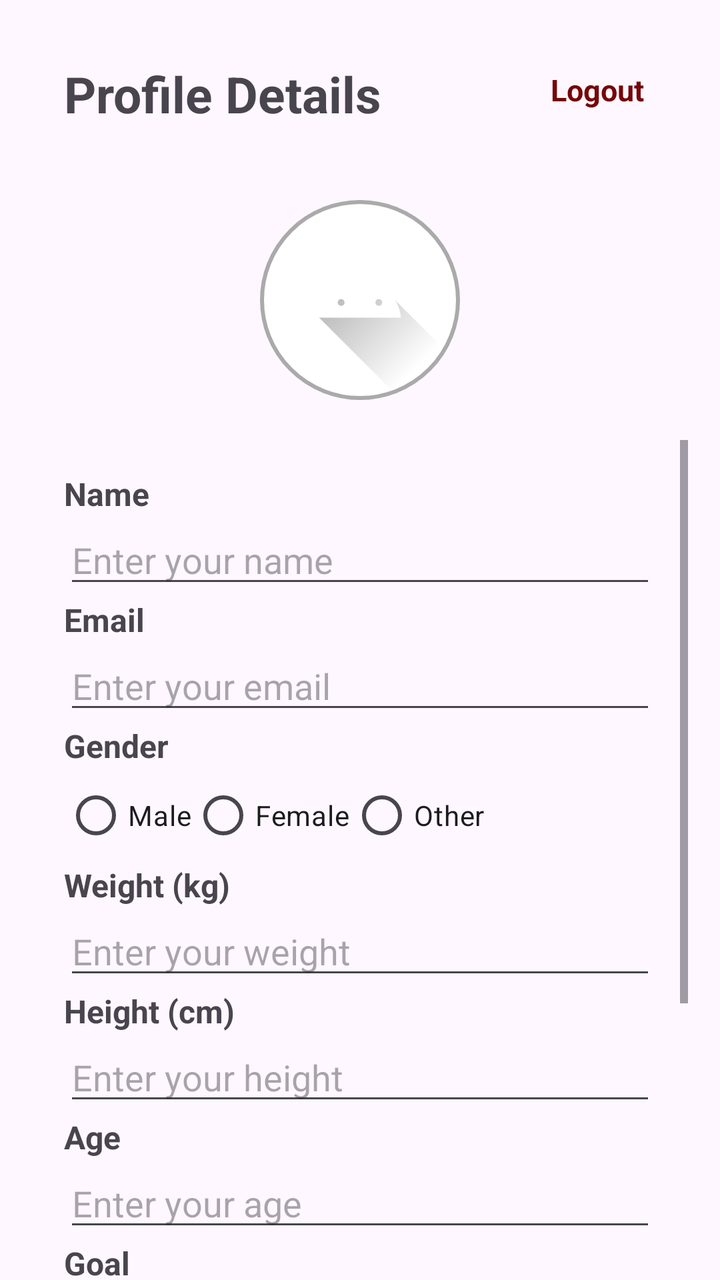
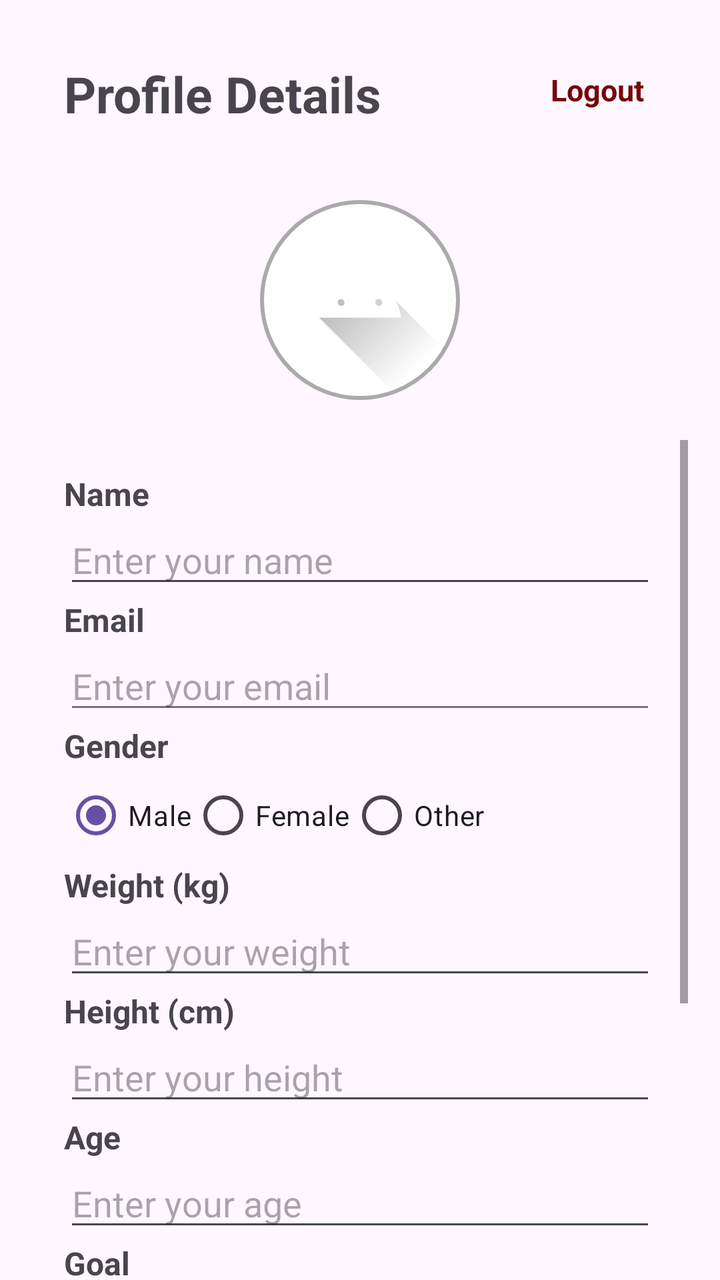

Before-and-after screenshots of an Android layout around one commit, followed by the original layout XML and the change that was made.
<!-- AndroidManifest.xml: application theme Theme.GoGym -->
<!-- res/layout/activity_basicinformation.xml -->
<?xml version="1.0" encoding="utf-8"?>
<androidx.constraintlayout.widget.ConstraintLayout xmlns:android="http://schemas.android.com/apk/res/android"
    android:layout_width="match_parent"
    android:layout_height="match_parent"
    xmlns:app="http://schemas.android.com/apk/res-auto">
    <RelativeLayout
        android:id="@+id/linerlay_top"
        android:layout_width="wrap_content"
        android:layout_height="30dp"
        app:layout_constraintTop_toTopOf="parent"
        app:layout_constraintStart_toStartOf="parent"
        android:layout_marginTop="30dp"
        android:layout_marginStart="32dp"
        >

    <TextView
        android:id="@+id/pdetail_tv"
        android:layout_width="wrap_content"
        android:layout_height="wrap_content"
        android:text="Profile Details"

        android:textSize="25sp"
        android:textStyle="bold"

        />
    <TextView
        android:id="@+id/logout_tv"
        android:layout_width="wrap_content"
        android:layout_height="wrap_content"
        android:text="Logout"
        android:layout_alignParentRight="true"
        android:textColor="#750606"
        android:layout_marginEnd="70dp"
        android:textSize="15sp"
        android:textStyle="bold"
android:layout_centerInParent="true"
        />
    </RelativeLayout>
    <ImageView
        android:id="@+id/imgProfile"
        android:layout_width="100dp"
        android:layout_height="100dp"
        android:scaleType="centerCrop"
        android:src="@drawable/ic_launcher_foreground"
        android:background="@drawable/circle_shape"
        app:layout_constraintTop_toBottomOf="@+id/linerlay_top"

app:layout_constraintStart_toStartOf="parent"
        app:layout_constraintEnd_toEndOf="parent"
        android:layout_marginTop="40dp"
        android:padding="2dp" />

    <ScrollView
    android:layout_width="0dp"
    android:layout_height="0dp"
    android:layout_marginHorizontal="16dp"
        app:layout_constraintBottom_toBottomOf="parent"
        app:layout_constraintLeft_toLeftOf="parent"
        app:layout_constraintRight_toRightOf="parent"
    app:layout_constraintTop_toBottomOf="@+id/imgProfile"
    android:layout_marginTop="20dp"

        >

    <LinearLayout
        android:layout_width="match_parent"
        android:layout_height="wrap_content"
        android:orientation="vertical"
        android:padding="16dp"
       >

        
        <TextView
            android:layout_width="wrap_content"
            android:layout_height="wrap_content"
            android:text="Name"
            android:textSize="16sp"
            android:textStyle="bold" />

        <EditText
            android:id="@+id/et_name"
            android:layout_width="match_parent"
            android:layout_height="wrap_content"
            android:hint="Enter your name"
            android:inputType="textPersonName" />

        
        <TextView
            android:layout_width="wrap_content"
            android:layout_height="wrap_content"
            android:text="Email"
            android:textSize="16sp"
            android:textStyle="bold" />

        <EditText
            android:id="@+id/et_email"
            android:layout_width="match_parent"
            android:layout_height="wrap_content"
            android:hint="Enter your email"
            android:inputType="textEmailAddress" />

        
        <TextView
            android:layout_width="wrap_content"
            android:layout_height="wrap_content"
            android:text="Gender"
            android:textSize="16sp"
            android:textStyle="bold" />

        <RadioGroup
            android:id="@+id/rg_gender"
            android:layout_width="match_parent"
            android:layout_height="wrap_content"
            android:orientation="horizontal">

            <RadioButton
                android:id="@+id/rb_male"
                android:layout_width="wrap_content"
                android:layout_height="wrap_content"
                android:text="Male" />

            <RadioButton
                android:id="@+id/rb_female"
                android:layout_width="wrap_content"
                android:layout_height="wrap_content"
                android:text="Female" />

            <RadioButton
                android:id="@+id/rb_other"
                android:layout_width="wrap_content"
                android:layout_height="wrap_content"
                android:text="Other" />
        </RadioGroup>

        
        <TextView
            android:layout_width="wrap_content"
            android:layout_height="wrap_content"
            android:text="Weight (kg)"
            android:textSize="16sp"
            android:textStyle="bold" />

        <EditText
            android:id="@+id/et_weight"
            android:layout_width="match_parent"
            android:layout_height="wrap_content"
            android:hint="Enter your weight"
            android:inputType="numberDecimal" />

        
        <TextView
            android:layout_width="wrap_content"
            android:layout_height="wrap_content"
            android:text="Height (cm)"
            android:textSize="16sp"
            android:textStyle="bold" />

        <EditText
            android:id="@+id/et_height"
            android:layout_width="match_parent"
            android:layout_height="wrap_content"
            android:hint="Enter your height"
            android:inputType="numberDecimal" />

        
        <TextView
            android:layout_width="wrap_content"
            android:layout_height="wrap_content"
            android:text="Age"
            android:textSize="16sp"
            android:textStyle="bold" />

        <EditText
            android:id="@+id/et_age"
            android:layout_width="match_parent"
            android:layout_height="wrap_content"
            android:hint="Enter your age"
            android:inputType="number" />

        
        <TextView
            android:layout_width="wrap_content"
            android:layout_height="wrap_content"
            android:text="Goal"
            android:textSize="16sp"
            android:textStyle="bold" />

        <Spinner
            android:id="@+id/spinner_type"
            android:layout_width="match_parent"
            android:layout_height="wrap_content"
            android:entries="@array/user_types" />

        
        <Button
            android:id="@+id/btn_submit"
            android:layout_width="match_parent"
            android:layout_height="wrap_content"
            android:text="Save"
            android:backgroundTint="@android:color/holo_blue_dark"
            android:textColor="@android:color/white"
            android:layout_marginTop="16dp"

            />
<View
    android:layout_width="match_parent"
    android:layout_height="100dp"/>
    </LinearLayout>

</ScrollView>
</androidx.constraintlayout.widget.ConstraintLayout>
<!-- resources referenced by this layout -->
<resources>
  <string-array name="user_types">
              <item>Weight Loss</item>
              <item>Weight Gain</item>
              <item>Muscle Tone</item>
          </string-array>
  <!-- drawable circle_shape (drawable) -->
  <?xml version="1.0" encoding="utf-8"?>
  <shape xmlns:android="http://schemas.android.com/apk/res/android"
      android:shape="oval">
      <solid android:color="@android:color/white"/>
      <stroke android:width="2dp" android:color="@android:color/darker_gray"/>
  </shape>
  <!-- drawable ic_launcher_foreground (drawable) -->
  <vector xmlns:android="http://schemas.android.com/apk/res/android"
      xmlns:aapt="http://schemas.android.com/aapt"
      android:width="108dp"
      android:height="108dp"
      android:viewportWidth="108"
      android:viewportHeight="108">
      <path android:pathData="M31,63.928c0,0 6.4,-11 12.1,-13.1c7.2,-2.6 26,-1.4 26,-1.4l38.1,38.1L107,108.928l-32,-1L31,63.928z">
          <aapt:attr name="android:fillColor">
              <gradient
                  android:endX="85.84757"
                  android:endY="92.4963"
                  android:startX="42.9492"
                  android:startY="49.59793"
                  android:type="linear">
                  <item
                      android:color="#44000000"
                      android:offset="0.0" />
                  <item
                      android:color="#00000000"
                      android:offset="1.0" />
              </gradient>
          </aapt:attr>
      </path>
      <path
          android:fillColor="#FFFFFF"
          android:fillType="nonZero"
          android:pathData="M65.3,45.828l3.8,-6.6c0.2,-0.4 0.1,-0.9 -0.3,-1.1c-0.4,-0.2 -0.9,-0.1 -1.1,0.3l-3.9,6.7c-6.3,-2.8 -13.4,-2.8 -19.7,0l-3.9,-6.7c-0.2,-0.4 -0.7,-0.5 -1.1,-0.3C38.8,38.328 38.7,38.828 38.9,39.228l3.8,6.6C36.2,49.428 31.7,56.028 31,63.928h46C76.3,56.028 71.8,49.428 65.3,45.828zM43.4,57.328c-0.8,0 -1.5,-0.5 -1.8,-1.2c-0.3,-0.7 -0.1,-1.5 0.4,-2.1c0.5,-0.5 1.4,-0.7 2.1,-0.4c0.7,0.3 1.2,1 1.2,1.8C45.3,56.528 44.5,57.328 43.4,57.328L43.4,57.328zM64.6,57.328c-0.8,0 -1.5,-0.5 -1.8,-1.2s-0.1,-1.5 0.4,-2.1c0.5,-0.5 1.4,-0.7 2.1,-0.4c0.7,0.3 1.2,1 1.2,1.8C66.5,56.528 65.6,57.328 64.6,57.328L64.6,57.328z"
          android:strokeWidth="1"
          android:strokeColor="#00000000" />
  </vector>
  <style name="Theme.GoGym" parent="Base.Theme.GoGym" />
  <style name="Base.Theme.GoGym" parent="Theme.Material3.DayNight.NoActionBar">
          
          
      </style>
</resources>

<!-- the commit's change to res/layout/activity_basicinformation.xml (unified diff, before → after) -->
@@ -97,6 +97,10 @@ app:layout_constraintStart_toStartOf="parent"
             android:layout_width="match_parent"
             android:layout_height="wrap_content"
             android:hint="Enter your email"
+            android:textColor="#0E8300"
+            android:backgroundTint="#757575"
+            android:focusable="false"
+            android:focusableInTouchMode="false"
             android:inputType="textEmailAddress" />
 
         
@@ -117,6 +121,7 @@ app:layout_constraintStart_toStartOf="parent"
                 android:id="@+id/rb_male"
                 android:layout_width="wrap_content"
                 android:layout_height="wrap_content"
+                android:checked="true"
                 android:text="Male" />
 
             <RadioButton
